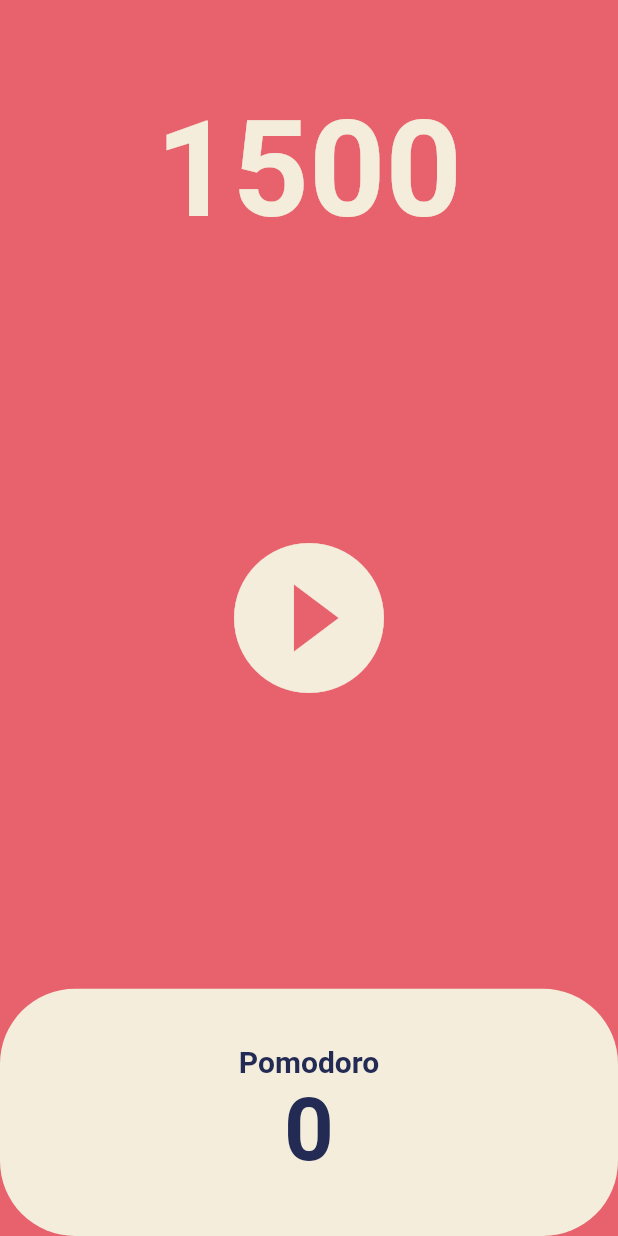
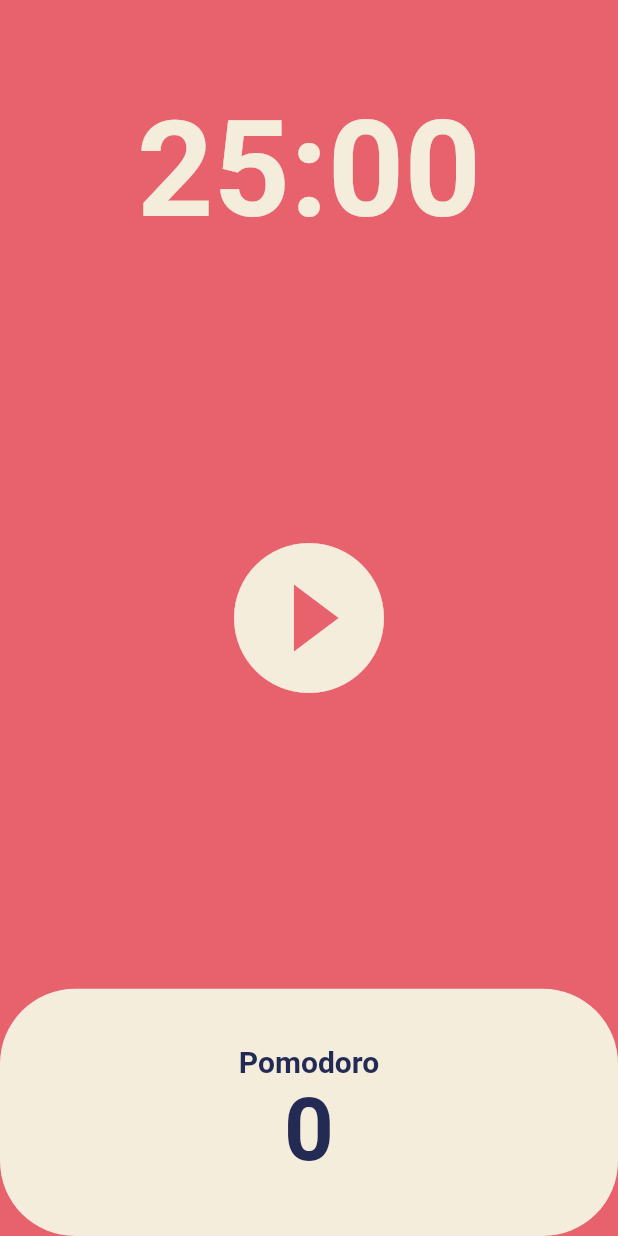
Before and after one commit to bladnoch/Timer_App, a Flutter app: the screen it shows after launch, on a phone screen of 412 x 824 dp. Run offline on Flutter 3.47's test engine with Material 2 defaults, Android fonts, the phone set to English and light mode, and no system bars.

Commit message:
update timer's number format

```diff
--- a/lib/screen/home_screen.dart
+++ b/lib/screen/home_screen.dart
@@ -11,14 +11,26 @@ class HomeScreen extends StatefulWidget {
 }
 
 class _HomeScreenState extends State<HomeScreen> {
-  int totalSeconds=1500;
+  static const twentyFiveMinutes=1500;
+  int totalSeconds=twentyFiveMinutes;
   bool isRunning =false;
+  int totalPomodoros=0;
   late Timer timer;
 
   void onTick(Timer timer){
-    setState(() {
-      totalSeconds-=1;
-    });
+    if(totalSeconds==0){
+      setState(() {
+        totalPomodoros+=1;
+        isRunning=false;
+        totalSeconds=twentyFiveMinutes;
+      });
+      timer.cancel();
+    } else{
+      setState(() {
+        totalSeconds-=1;
+      });
+
+    }
   }
 
   void onStartPressed(){
@@ -38,6 +50,12 @@ class _HomeScreenState extends State<HomeScreen> {
     });
   }
 
+  String format(int seconds){
+    var duration =Duration(seconds: seconds);
+    // print(duration.toString().split(".").first.substring(2,7)); test
+    return duration.toString().split(".").first.substring(2,7);
+  }
+
   @override
   Widget build(BuildContext context) {
     return Scaffold(
@@ -48,7 +66,8 @@ class _HomeScreenState extends State<HomeScreen> {
             flex: 1,
             child: Container(
               alignment: Alignment.bottomCenter,
-              child: Text("$totalSeconds",
+              child: Text(
+                format(totalSeconds),
                 style: TextStyle(color: Theme.of(context).cardColor,
                 fontSize: 89,
                   fontWeight: FontWeight.w600,
@@ -90,7 +109,7 @@ class _HomeScreenState extends State<HomeScreen> {
                           fontWeight: FontWeight.w600,
                           color: Theme.of(context).textTheme.displayLarge!.color
                         ),),
-                        Text('0',
+                        Text('$totalPomodoros',
                           style: TextStyle(
                             fontSize: 58,
                             fontWeight: FontWeight.w600,
```
